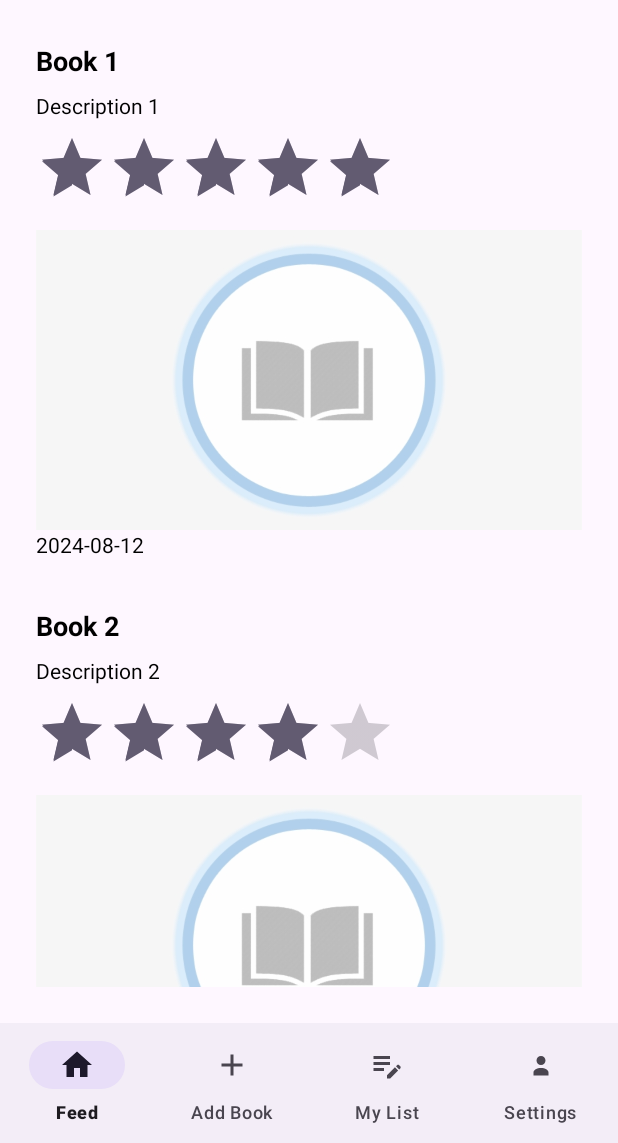
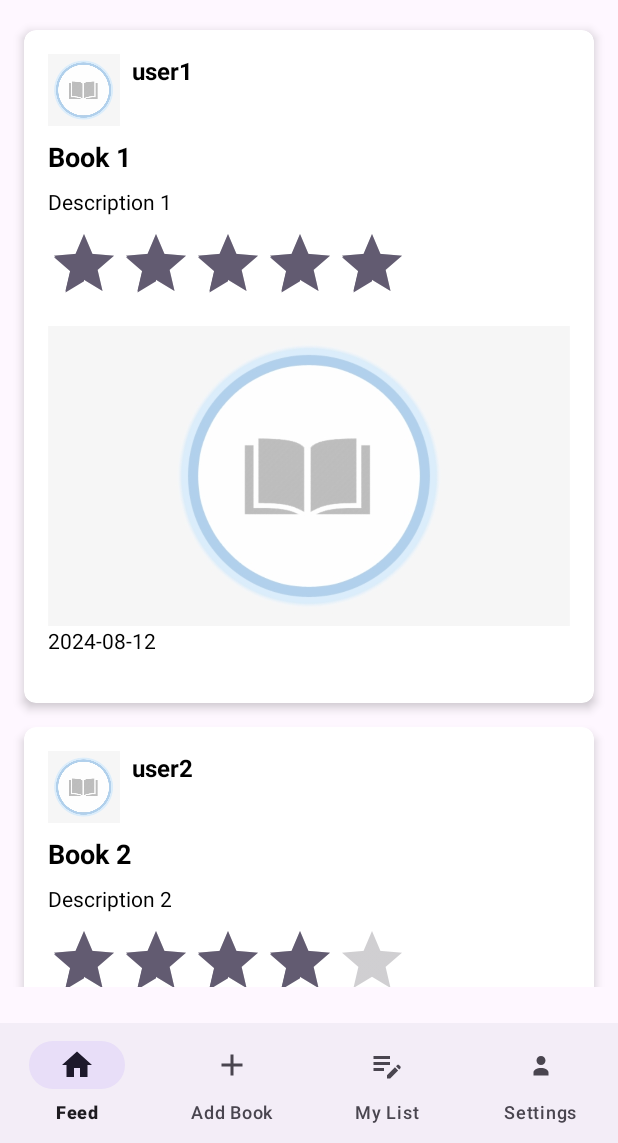
Before and after one commit to DolevNoa/Bookworm, an Android app: the FeedFragment screen opened directly, with no data from a screen before it, on a phone screen of 412 x 824 dp, the part 93-1236 px from its top. Run offline under Robolectric (Android 15) with nearby library versions, the light colour scheme and no system bars; our stand-ins replace Firebase (no records; nobody signed in at launch, a user with empty details on screens opened directly), data binding, navigation-ui; pictures from the network do not load.

Commit message:
-added more user fake data to present the user name and photo in posts as well. -changed the appearance of each post using cards. -removed upload book xml in order to improve it later

```diff
--- a/app/src/main/java/com/example/bookworm/adapters/FeedAdapter.kt
+++ b/app/src/main/java/com/example/bookworm/adapters/FeedAdapter.kt
@@ -30,11 +30,15 @@ class FeedAdapter(private val bookPosts: List<BookPost>) : RecyclerView.Adapter<
         private val ratingView: AppCompatRatingBar = itemView.findViewById(R.id.postRating)
         private val descView: TextView = itemView.findViewById(R.id.postDescription)
         private val imageView: ImageView = itemView.findViewById(R.id.postImage)
+        private val profileimageView: ImageView = itemView.findViewById(R.id.postProfileImage)
         private val dateCreatedView: TextView = itemView.findViewById(R.id.postCreatedDate)
+        private val userNameView: TextView = itemView.findViewById(R.id.postUserName)
+
 
 
         fun bind(bookPost: BookPost) {
             titleView.text = bookPost.title
+            userNameView.text = bookPost.username
             ratingView.rating = bookPost.rating.toFloat() // Use setRating() for RatingBar
             descView.text = bookPost.desc
             dateCreatedView.text = bookPost.createdDate
@@ -43,6 +47,10 @@ class FeedAdapter(private val bookPosts: List<BookPost>) : RecyclerView.Adapter<
                 .load(bookPost.image) // URL or resource ID
                 .placeholder(R.drawable.placeholder_book_image) // Optional placeholder
                 .into(imageView)
+            Glide.with(itemView.context)
+                .load(bookPost.proflieImage) // URL or resource ID
+                .placeholder(R.drawable.placeholder_book_image) // Optional placeholder
+                .into(profileimageView)
         }
     }
 }
--- a/app/src/main/java/com/example/bookworm/models/BookPost.kt
+++ b/app/src/main/java/com/example/bookworm/models/BookPost.kt
@@ -5,6 +5,7 @@ class BookPost(
     public val rating: Int,
     public val desc: String,
     public val image: String,
+    public val proflieImage: String,
     public val createdDate: String,
     public val username: String
 ) {
--- a/app/src/main/java/com/example/bookworm/ui/feed/FeedFragment.kt
+++ b/app/src/main/java/com/example/bookworm/ui/feed/FeedFragment.kt
@@ -27,8 +27,9 @@ class FeedFragment : Fragment() {
 
         // Create a sample list of BookPost items
         val bookPosts = listOf(
-            BookPost("Book 1", 5, "Description 1", "https://example.com/image1.jpg", "2024-08-12", "User1"),
-            BookPost("Book 2", 4, "Description 2", "https://example.com/image2.jpg", "2023-05-06", "User2")
+            BookPost("Book 1", 5, "Description 1", "https://example.com/image1.jpg", "https://example.com/image1.jpg", "2024-08-12","user1"),
+            BookPost("Book 2", 4, "Description 2", "https://example.com/image2.jpg", "https://example.com/image2.jpg", "2023-05-06","user2")
+
             // Add more BookPost items with images here
         )
 
--- a/app/src/main/res/layout/fragment_book_post.xml
+++ b/app/src/main/res/layout/fragment_book_post.xml
@@ -1,16 +1,50 @@
 <?xml version="1.0" encoding="utf-8"?>
 <layout xmlns:android="http://schemas.android.com/apk/res/android"
-    xmlns:app="http://schemas.android.com/apk/res-auto">
+    xmlns:app="http://schemas.android.com/apk/res-auto"
+    xmlns:cardview="http://schemas.android.com/apk/res-auto">
 
     <data>
         <!-- Add any binding variables here if needed -->
     </data>
+
+    <androidx.cardview.widget.CardView
+        android:layout_width="match_parent"
+        android:layout_height="wrap_content"
+        android:layout_margin="8dp"
+        cardview:cardCornerRadius="8dp"
+        cardview:cardElevation="4dp">
 
         <LinearLayout
             android:orientation="vertical"
             android:layout_width="match_parent"
             android:layout_height="wrap_content"
             android:padding="16dp">
+
+            <LinearLayout
+                android:orientation="horizontal"
+                android:layout_width="match_parent"
+                android:layout_height="wrap_content"
+                android:layout_marginBottom="8dp">
+
+                <ImageView
+                    android:id="@+id/postProfileImage"
+                    android:layout_width="48dp"
+                    android:layout_height="48dp"
+                    android:layout_gravity="center"
+                    android:clickable="true"
+                    android:contentDescription="@string/profile_image"
+                    android:scaleType="centerCrop"
+                    android:src="@drawable/default_avatar"
+                    android:layout_marginEnd="8dp"/>
+
+                <TextView
+                    android:id="@+id/postUserName"
+                    android:layout_width="wrap_content"
+                    android:layout_height="wrap_content"
+                    android:textStyle="bold"
+                    android:textSize="16sp"
+                    android:textColor="@color/black"/>
+            </LinearLayout>
 
             <TextView
                 android:id="@+id/postTitle"
@@ -50,6 +84,9 @@
                 android:layout_width="match_parent"
                 android:layout_height="wrap_content"
                 android:text="TextView"
-            android:textColor="@color/black"/>
+                android:textColor="@color/black"
+                android:layout_marginBottom="16dp"/>
+
         </LinearLayout>
+    </androidx.cardview.widget.CardView>
 </layout>
```
Also changed, not shown: app/src/main/res/layout/fragment_upload_book.xml (deleted, +0 -77 lines). Lines whose indentation alone changed are shown as unchanged.
